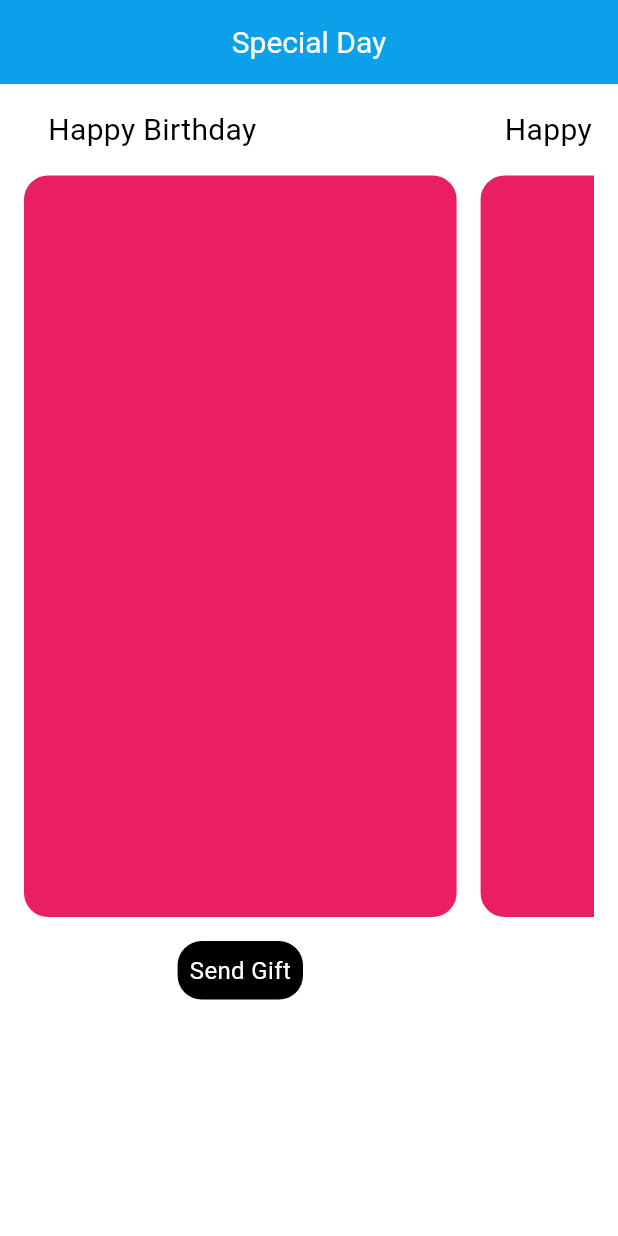
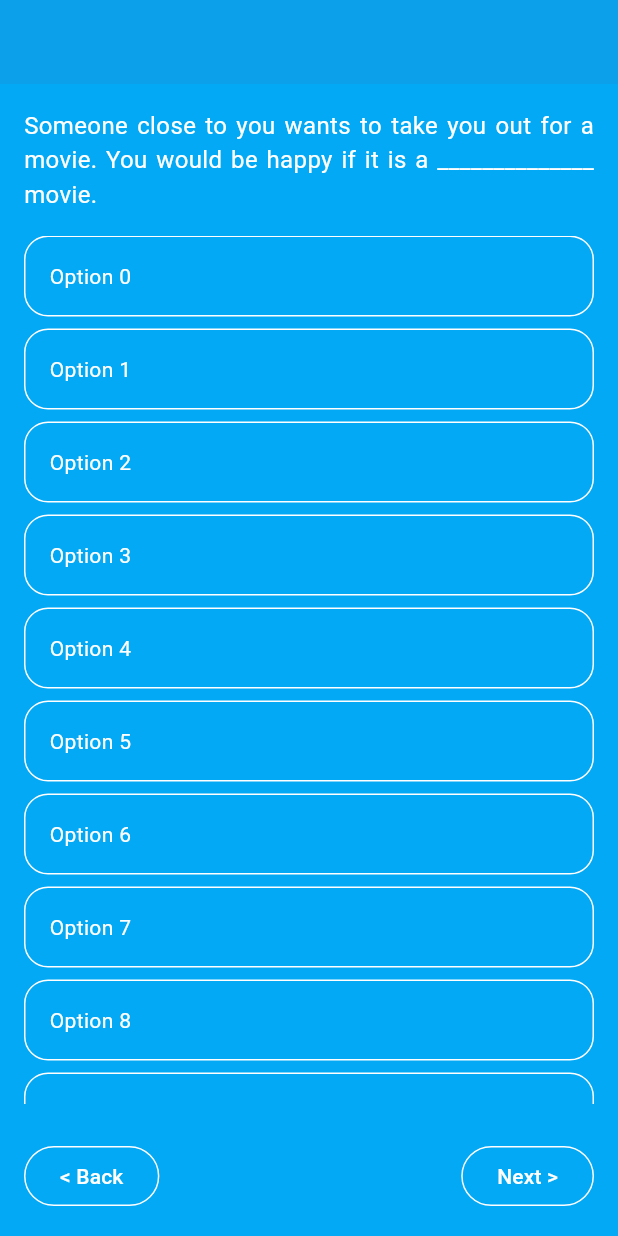
Before and after one commit to sanjayvramani/tbreeapp, a Flutter app: the screen it shows after launch, on a phone screen of 412 x 824 dp. Run offline on Flutter 3.47's test engine with Material 3 defaults, Android fonts, the phone set to English and light mode, and no system bars; our stand-ins replace get_it, responsive_sizer.

Commit message:
Challenege UI Done

```diff
--- /dev/null
+++ b/lib/features/challenges/challenge_questions_page.dart
@@ -0,0 +1,39 @@
+import 'package:flutter/material.dart';
+import 'package:tbreeapp/features/challenges/widget/question_answer_option_widget.dart';
+import 'package:tbreeapp/features/challenges/widget/question_navigator_widget.dart';
+import 'package:tbreeapp/features/challenges/widget/question_widget.dart';
+
+class ChallengeQuestionsPage extends StatelessWidget {
+  const ChallengeQuestionsPage({super.key});
+
+  @override
+  Widget build(BuildContext context) {
+    return Scaffold(
+      appBar: AppBar(),
+      body: const Stack(
+      children: [
+        Padding(padding:  EdgeInsets.only(
+          top: 16.0,
+          left: 16.0,
+          right: 16.0,
+          bottom: 72.0),
+        child: Column(
+          children: [
+            QuestionWidget(),
+            SizedBox(height: 16.0,),
+            Expanded(
+             // flex: 1,
+              child: QuestionAnswerOptionWidget(),
+            ),
+            SizedBox(height: 16.0,),
+          ],
+        ),),
+         Align(
+          alignment: Alignment.bottomCenter,
+          child: QuestionNavigatorWidget(),
+        )
+      ],
+    ),
+    );
+  }
+}
--- /dev/null
+++ b/lib/features/challenges/widget/question_answer_option_widget.dart
@@ -0,0 +1,38 @@
+import 'package:flutter/material.dart';
+
+class QuestionAnswerOptionWidget extends StatefulWidget {
+  const QuestionAnswerOptionWidget({super.key});
+
+  @override
+  State<QuestionAnswerOptionWidget> createState() => _QuestionAnswerOptionWidgetState();
+}
+
+class _QuestionAnswerOptionWidgetState extends State<QuestionAnswerOptionWidget> {
+  @override
+  Widget build(BuildContext context) {
+    return ListView.builder(
+                itemCount: 50,
+                itemBuilder: (_,index){
+                return  Padding(
+                  padding: const EdgeInsets.only(bottom:8.0),
+                  child: Container(
+                    padding: const EdgeInsets.all(16.0),
+                    decoration:  BoxDecoration(
+                      borderRadius: const BorderRadius.all(Radius.circular(16.0)),
+                      border: Border.all(
+                        color: Colors.white
+                      )
+                    ),
+                    child: Row(
+                      children: [
+                        Text('Option $index',style: const TextStyle(
+                          color: Colors.white,
+                          fontSize: 14.0
+                        ),),
+                      ],
+                    ),
+                  ),
+                );
+              });
+  }
+}
--- /dev/null
+++ b/lib/features/challenges/widget/question_navigator_widget.dart
@@ -0,0 +1,32 @@
+import 'package:flutter/material.dart';
+
+class QuestionNavigatorWidget extends StatelessWidget {
+  const QuestionNavigatorWidget({super.key});
+
+  @override
+  Widget build(BuildContext context) {
+    return Padding(padding:  const EdgeInsets.all(16.0),
+    child: Row(
+      mainAxisAlignment: MainAxisAlignment.spaceBetween,
+      children: [
+        OutlinedButton(onPressed: (){
+
+        },
+        style: OutlinedButton.styleFrom(
+          foregroundColor: Colors.white,
+          side: const BorderSide(color: Colors.white)
+        ),
+        child: const Text('< Back')),
+
+        OutlinedButton(onPressed: (){
+
+        },
+        style: OutlinedButton.styleFrom(
+          foregroundColor: Colors.white,
+          side: const BorderSide(color: Colors.white)
+        ),
+        child: const Text('Next >')),
+      ],
+    ),);
+  }
+}
--- /dev/null
+++ b/lib/features/challenges/widget/question_widget.dart
@@ -0,0 +1,15 @@
+import 'package:flutter/material.dart';
+
+class QuestionWidget extends StatelessWidget {
+  const QuestionWidget({super.key});
+
+  @override
+  Widget build(BuildContext context) {
+    return const Text('Someone close to you wants to take you out for a movie. You would be happy if it is a ______________ movie.',
+            textAlign: TextAlign.justify,
+            style: TextStyle(
+              color: Colors.white,
+              fontSize: 16.0
+            ),);
+  }
+}
--- a/lib/features/myapp/my_app.dart
+++ b/lib/features/myapp/my_app.dart
@@ -1,6 +1,8 @@
 
 import 'package:flutter/material.dart';
 import 'package:responsive_sizer/responsive_sizer.dart';
+import 'package:tbreeapp/features/challenges/challenge_questions_page.dart';
+import 'package:tbreeapp/features/challenges/challenges_page.dart';
 import 'package:tbreeapp/features/special_day/special_day_page.dart';
 import '../../services/locator_service.dart';
 import '../../services/navigator_service.dart';
@@ -49,7 +51,7 @@ class MyApp extends StatelessWidget {
         )
       ),
       debugShowCheckedModeBanner: false,
-      home: const SpecialDayPage(),
+      home: const ChallengeQuestionsPage(),
       navigatorKey: locator<NavigatorService>().navigatorKey,
     );
     });
--- a/lib/features/special_day/widget/special_day_widget.dart
+++ b/lib/features/special_day/widget/special_day_widget.dart
@@ -35,9 +35,6 @@ class _SpecialDayWidgetState extends State<SpecialDayWidget> {
             ),
           ),
           const SizedBox(height: 16.0,),
-
-
-
            Center(
              child: Container(
                 decoration: BoxDecoration(
```
Also changed, not shown: lib/features/challenges/challenges_page.dart (added, +69 -0 lines).
